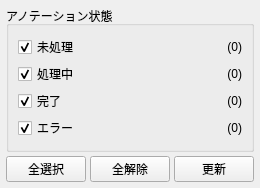
NEXTAltair/LoRAIro, file src/lorairo/gui/designer/AnnotationStatusFilterWidget.ui: the form before one commit.
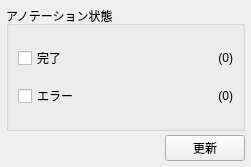
The form after the commit.

Commit message: docs: Update hybrid annotation UI design plan with Phase 1 completion status

Diff of the .ui file:
```diff
--- a/src/lorairo/gui/designer/AnnotationStatusFilterWidget.ui
+++ b/src/lorairo/gui/designer/AnnotationStatusFilterWidget.ui
@@ -6,8 +6,8 @@
    <rect>
     <x>0</x>
     <y>0</y>
-    <width>250</width>
-    <height>120</height>
+    <width>251</width>
+    <height>167</height>
    </rect>
   </property>
   <property name="windowTitle">
@@ -38,83 +38,46 @@
       <property name="spacing">
        <number>3</number>
       </property>
-      <item row="0" column="0">
-       <widget class="QCheckBox" name="checkBoxUnprocessed">
-        <property name="text">
-         <string>未処理</string>
-        </property>
-        <property name="checked">
-         <bool>true</bool>
-        </property>
-       </widget>
-      </item>
-      <item row="0" column="1">
-       <widget class="QLabel" name="labelUnprocessedCount">
-        <property name="text">
-         <string>(0)</string>
-        </property>
-        <property name="alignment">
-         <set>Qt::AlignmentFlag::AlignRight|Qt::AlignmentFlag::AlignVCenter</set>
-        </property>
-       </widget>
-      </item>
       <item row="1" column="0">
-       <widget class="QCheckBox" name="checkBoxProcessing">
-        <property name="text">
-         <string>処理中</string>
-        </property>
-        <property name="checked">
-         <bool>true</bool>
-        </property>
-       </widget>
-      </item>
-      <item row="1" column="1">
-       <widget class="QLabel" name="labelProcessingCount">
-        <property name="text">
-         <string>(0)</string>
-        </property>
-        <property name="alignment">
-         <set>Qt::AlignmentFlag::AlignRight|Qt::AlignmentFlag::AlignVCenter</set>
-        </property>
-       </widget>
-      </item>
-      <item row="2" column="0">
-       <widget class="QCheckBox" name="checkBoxCompleted">
-        <property name="text">
-         <string>完了</string>
-        </property>
-        <property name="checked">
-         <bool>true</bool>
-        </property>
-       </widget>
-      </item>
-      <item row="2" column="1">
-       <widget class="QLabel" name="labelCompletedCount">
-        <property name="text">
-         <string>(0)</string>
-        </property>
-        <property name="alignment">
-         <set>Qt::AlignmentFlag::AlignRight|Qt::AlignmentFlag::AlignVCenter</set>
-        </property>
-       </widget>
-      </item>
-      <item row="3" column="0">
        <widget class="QCheckBox" name="checkBoxError">
         <property name="text">
          <string>エラー</string>
         </property>
         <property name="checked">
+         <bool>false</bool>
+        </property>
+       </widget>
+      </item>
+      <item row="0" column="1">
+       <widget class="QLabel" name="labelCompletedCount">
+        <property name="text">
+         <string>(0)</string>
+        </property>
+        <property name="alignment">
+         <set>Qt::AlignmentFlag::AlignRight|Qt::AlignmentFlag::AlignTrailing|Qt::AlignmentFlag::AlignVCenter</set>
+        </property>
+       </widget>
+      </item>
+      <item row="0" column="0">
+       <widget class="QCheckBox" name="checkBoxCompleted">
+        <property name="mouseTracking">
          <bool>true</bool>
         </property>
+        <property name="text">
+         <string>完了</string>
+        </property>
+        <property name="checked">
+         <bool>false</bool>
+        </property>
        </widget>
       </item>
-      <item row="3" column="1">
+      <item row="1" column="1">
        <widget class="QLabel" name="labelErrorCount">
         <property name="text">
          <string>(0)</string>
         </property>
         <property name="alignment">
-         <set>Qt::AlignmentFlag::AlignRight|Qt::AlignmentFlag::AlignVCenter</set>
+         <set>Qt::AlignmentFlag::AlignRight|Qt::AlignmentFlag::AlignTrailing|Qt::AlignmentFlag::AlignVCenter</set>
         </property>
        </widget>
       </item>
@@ -124,24 +87,17 @@
    <item>
     <layout class="QHBoxLayout" name="horizontalLayoutActions">
      <item>
-      <widget class="QPushButton" name="pushButtonSelectAll">
-       <property name="text">
-        <string>全選択</string>
+      <spacer name="horizontalSpacer">
+       <property name="orientation">
+        <enum>Qt::Orientation::Horizontal</enum>
        </property>
-       <property name="toolTip">
-        <string>全ての状態を選択</string>
+       <property name="sizeHint" stdset="0">
+        <size>
+         <width>40</width>
+         <height>20</height>
+        </size>
        </property>
-      </widget>
-     </item>
-     <item>
-      <widget class="QPushButton" name="pushButtonSelectNone">
-       <property name="text">
-        <string>全解除</string>
-       </property>
-       <property name="toolTip">
-        <string>全ての選択を解除</string>
-       </property>
-      </widget>
+      </spacer>
      </item>
      <item>
       <widget class="QPushButton" name="pushButtonRefresh">
```
Left out of the diff: 6 changed lines with no effect on the pictures. The commit also changes 7 other files.
